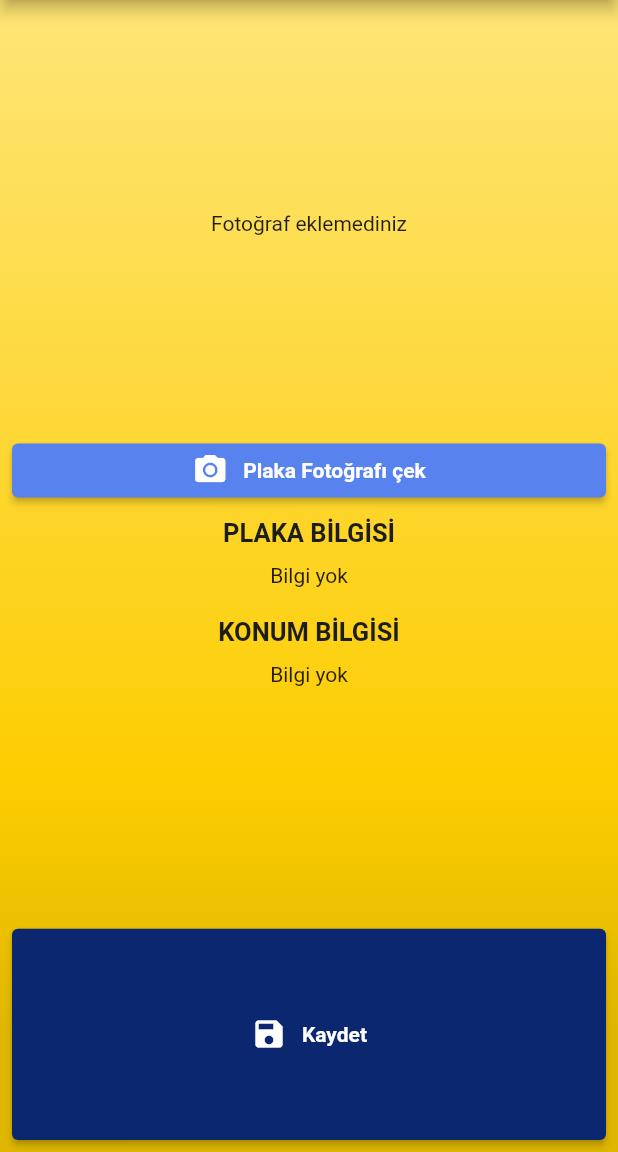
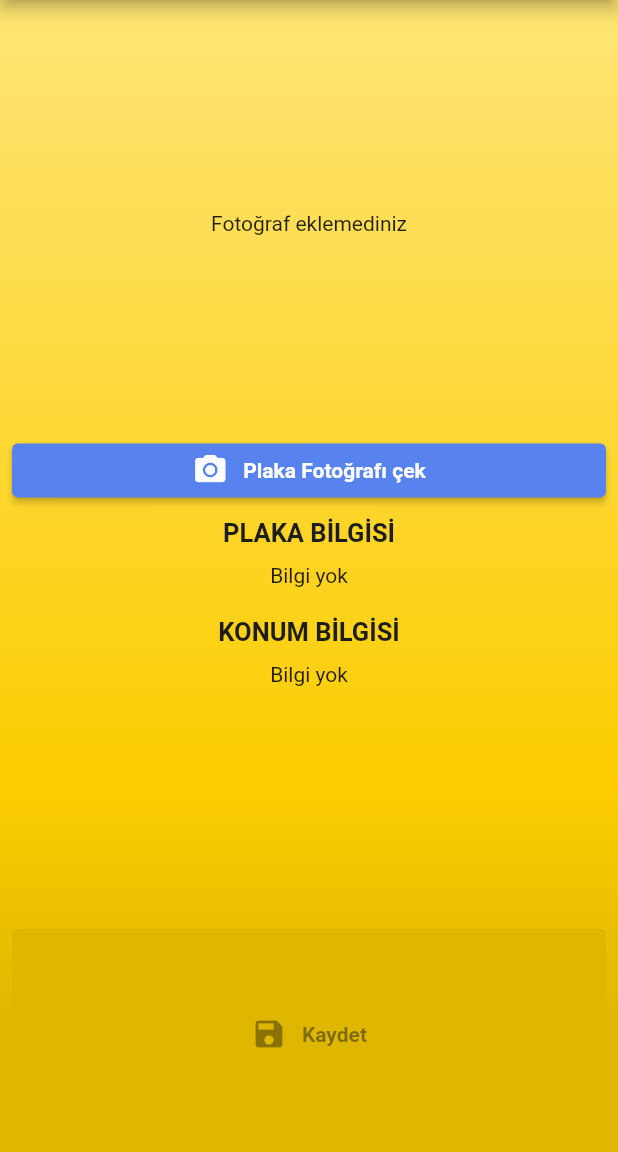
Before and after one commit to hasan-ciftci/flutter_ocr, a Flutter app: the HomeView screen opened directly, on a phone screen of 412 x 824 dp, the part 84-1236 px from its top. Run offline on Flutter 3.47's test engine with Material 2 defaults, Android fonts, the phone set to English and light mode, and no system bars; our stand-ins replace data_connection_checker, dio, flutter_mobx, geolocator, image_picker, mobx and 2 more; missing offline and left inert: firebase_ml_vision; accounts and stored records are empty; generated files the repository leaves out were written again.

Commit message:
Save button inactive when page is busy or empty.

```diff
--- a/lib/view/home/view/home_view.dart
+++ b/lib/view/home/view/home_view.dart
@@ -104,13 +104,23 @@ class _HomeViewState extends State<HomeView> {
     );
   }
 
-  CustomElevatedButton buildSavePlateButton() {
-    return CustomElevatedButton(
-      icon: Icons.save,
-      buttonColor: ColorConstants.ISPARK_BLUE_DARK,
-      buttonText: "Kaydet",
-      onPressed: () async {
-        viewModel.saveLicensePlate();
+  Observer buildSavePlateButton() {
+    return Observer(
+      builder: (BuildContext context) {
+        bool isAvailable =
+            viewModel.scannedText != null && !viewModel.isLoading;
+        return CustomElevatedButton(
+          icon: Icons.save,
+          buttonColor: !isAvailable
+              ? ColorConstants.ISPARK_BLACK_LIGHT
+              : ColorConstants.ISPARK_BLUE_DARK,
+          buttonText: "Kaydet",
+          buttonTextColor: !isAvailable
+              ? ColorConstants.ISPARK_BLACK.withOpacity(.5)
+              : ColorConstants.ISPARK_WHITE,
+          onPressed:
+              !isAvailable ? null : () async => viewModel.saveLicensePlate(),
+        );
       },
     );
   }
```
